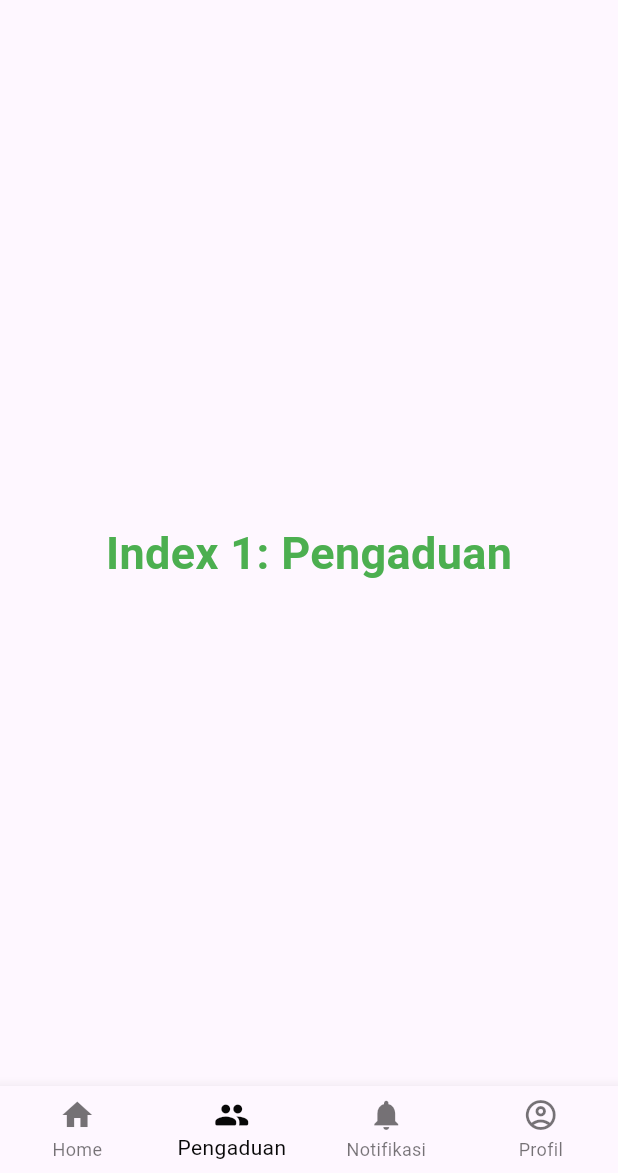
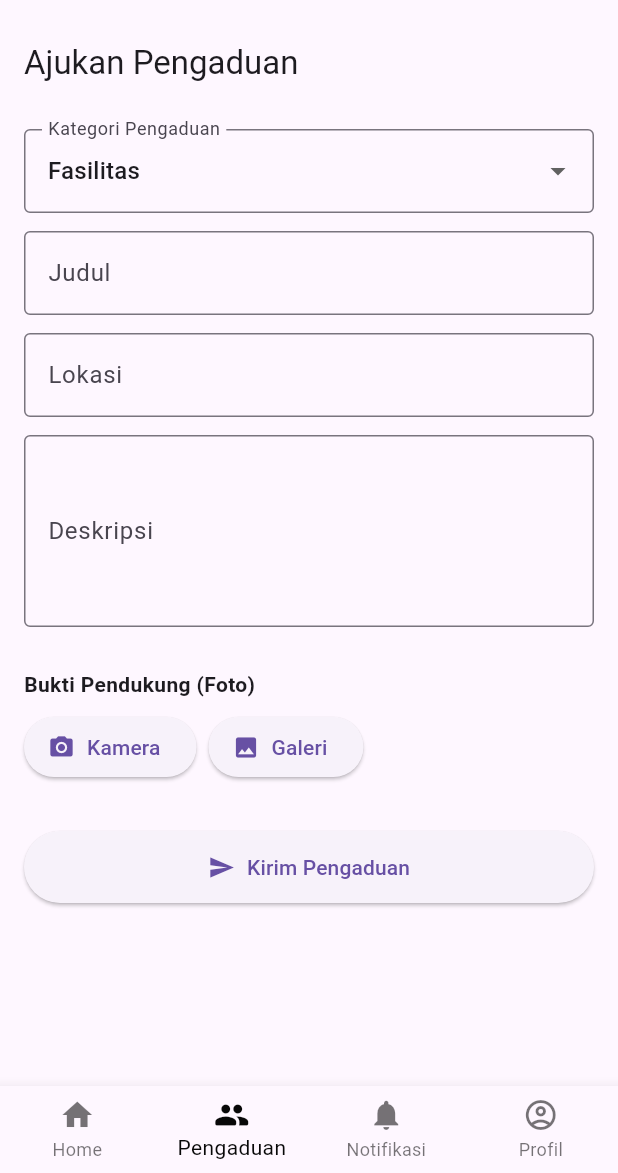
Before and after one commit to mhbb8897/sistem-pengaduan-desa-singarajan, a Flutter app: the screen it shows after launch, item 2 of the bottom bar chosen, on a phone screen of 412 x 824 dp, the part 63-1236 px from its top. Run offline on Flutter 3.47's test engine with Material 3 defaults, Android fonts, the phone set to English and light mode, and no system bars; our stand-ins replace image_picker; network calls fail.

```diff
--- a/lib/data/services/post_service.dart
+++ b/lib/data/services/post_service.dart
@@ -5,7 +5,7 @@ import '../models/post_model.dart';
 class PostService {
   Future<List<PostModel>> fetchPosts() async {
     final response = await http.get(
-      Uri.parse('https://jsonplaceholder.typicode.com/posts'),
+      Uri.parse('https://jsonplaceholder.typicode.com/posts?_limit=4'),
     );
 
     if (response.statusCode == 200) {
--- a/lib/main.dart
+++ b/lib/main.dart
@@ -1,5 +1,6 @@
 import 'package:flutter/material.dart';
 import '../../presentation/pages/home_page.dart';
+import '../../presentation/pages/report_page.dart';
 
 void main() => runApp(BottomNavigationBarExampleApp());
 
@@ -28,12 +29,19 @@ class _BottomNavigationBarExampleState
     fontWeight: FontWeight.bold,
     color: Colors.green,
   );
-  static final List<Widget> _widgetOptions = <Widget>[
-      HomePage(),
-    Text('Index 1: Pengaduan', style: optionStyle),
-    Text('Index 2: Notifikasi', style: optionStyle),
-    Text('Index 3: Profil', style: optionStyle),
-  ];
+
+  late final List<Widget> _widgetOptions;
+
+  @override
+  void initState() {
+    super.initState();
+    _widgetOptions = [
+      const HomePage(),
+      const PengaduanPage(),
+      const Text('Notifikasi'),
+      const Text('Profil'),
+    ];
+  }
 
   void _onItemTapped(int index) {
     setState(() {
@@ -45,15 +53,12 @@ class _BottomNavigationBarExampleState
   Widget build(BuildContext context) {
     return Scaffold(
       appBar: AppBar(title: const Text('Aku Flutter')),
-      body: Center(child: _widgetOptions.elementAt(_selectedIndex)),
+      body: IndexedStack(index: _selectedIndex, children: _widgetOptions),
       bottomNavigationBar: BottomNavigationBar(
         // Configuration bottom bar
         type: BottomNavigationBarType.fixed,
         items: const <BottomNavigationBarItem>[
-          BottomNavigationBarItem(
-            icon: Icon(Icons.home),
-            label: 'Home',
-          ),
+          BottomNavigationBarItem(icon: Icon(Icons.home), label: 'Home'),
           BottomNavigationBarItem(
             icon: Icon(Icons.group_rounded),
             label: 'Pengaduan',
--- /dev/null
+++ b/lib/presentation/pages/report_page.dart
@@ -0,0 +1,167 @@
+import 'dart:io';
+import 'package:flutter/material.dart';
+import 'package:image_picker/image_picker.dart';
+
+class PengaduanPage extends StatefulWidget {
+  const PengaduanPage({super.key});
+
+  @override
+  State<PengaduanPage> createState() => _PengaduanPageState();
+}
+
+class _PengaduanPageState extends State<PengaduanPage> {
+  String _kategori = 'Fasilitas';
+
+  final _judul = TextEditingController();
+  final _lokasi = TextEditingController();
+  final _deskripsi = TextEditingController();
+  final _tambahan1 = TextEditingController();
+  final _tambahan2 = TextEditingController();
+
+  File? _image;
+  final ImagePicker _picker = ImagePicker();
+
+  final kategoriList = [
+    'Fasilitas',
+    'Kinerja Perangkat Desa',
+    'Layanan Publik',
+    'Keluhan Sosial',
+    'Pelanggaran HAM',
+  ];
+
+  Future<void> _pickImage(ImageSource source) async {
+    final XFile? pickedFile =
+        await _picker.pickImage(source: source, imageQuality: 70);
+
+    if (pickedFile != null) {
+      setState(() {
+        _image = File(pickedFile.path);
+      });
+    }
+  }
+
+  @override
+  Widget build(BuildContext context) {
+    return Scaffold(
+      appBar: AppBar(title: const Text('Ajukan Pengaduan')),
+      body: Padding(
+        padding: const EdgeInsets.all(16),
+        child: ListView(
+          children: [
+            _dropdownKategori(),
+            const SizedBox(height: 12),
+            _input('Judul', _judul),
+            _input('Lokasi', _lokasi),
+            _input('Deskripsi', _deskripsi, maxLines: 4),
+
+            if (_kategori == 'Kinerja Perangkat Desa')
+              _input('Nama Perangkat Desa', _tambahan1),
+
+            if (_kategori == 'Layanan Publik')
+              _input('Nama Layanan / Unit', _tambahan1),
+
+            if (_kategori == 'Keluhan Sosial')
+              _input('Pihak yang Terlibat', _tambahan1),
+
+            if (_kategori == 'Pelanggaran HAM') ...[
+              _input('Jenis Pelanggaran', _tambahan1),
+              _input('Pelaku / Terlapor', _tambahan2),
+            ],
+
+            const SizedBox(height: 16),
+
+            // 🔹 UPLOAD IMAGE
+            const Text(
+              'Bukti Pendukung (Foto)',
+              style: TextStyle(fontWeight: FontWeight.bold),
+            ),
+            const SizedBox(height: 8),
+
+            Row(
+              children: [
+                ElevatedButton.icon(
+                  onPressed: () => _pickImage(ImageSource.camera),
+                  icon: const Icon(Icons.camera_alt),
+                  label: const Text('Kamera'),
+                ),
+                const SizedBox(width: 8),
+                ElevatedButton.icon(
+                  onPressed: () => _pickImage(ImageSource.gallery),
+                  icon: const Icon(Icons.image),
+                  label: const Text('Galeri'),
+                ),
+              ],
+            ),
+
+            const SizedBox(height: 12),
+
+            if (_image != null)
+              ClipRRect(
+                borderRadius: BorderRadius.circular(12),
+                child: Image.file(
+                  _image!,
+                  height: 200,
+                  width: double.infinity,
+                  fit: BoxFit.cover,
+                ),
+              ),
+
+            const SizedBox(height: 20),
+
+            // 🔹 SUBMIT
+            ElevatedButton.icon(
+              onPressed: _submit,
+              icon: const Icon(Icons.send),
+              label: const Text('Kirim Pengaduan'),
+              style: ElevatedButton.styleFrom(
+                padding: const EdgeInsets.symmetric(vertical: 14),
+              ),
+            ),
+          ],
+        ),
+      ),
+    );
+  }
+
+  Widget _dropdownKategori() {
+    return DropdownButtonFormField<String>(
+      value: _kategori,
+      items: kategoriList
+          .map((e) => DropdownMenuItem(value: e, child: Text(e)))
+          .toList(),
+      onChanged: (val) => setState(() => _kategori = val!),
+      decoration: const InputDecoration(
+        labelText: 'Kategori Pengaduan',
+        border: OutlineInputBorder(),
+      ),
+    );
+  }
+
+  Widget _input(String label, TextEditingController controller,
+      {int maxLines = 1}) {
+    return Padding(
+      padding: const EdgeInsets.only(bottom: 12),
+      child: TextField(
+        controller: controller,
+        maxLines: maxLines,
+        decoration: InputDecoration(
+          labelText: label,
+          border: const OutlineInputBorder(),
+        ),
+      ),
+    );
+  }
+
+  void _submit() {
+    if (_judul.text.isEmpty || _deskripsi.text.isEmpty) {
+      ScaffoldMessenger.of(context).showSnackBar(
+        const SnackBar(content: Text('Lengkapi data pengaduan')),
+      );
+      return;
+    }
+
+    ScaffoldMessenger.of(context).showSnackBar(
+      const SnackBar(content: Text('Pengaduan berhasil dikirim')),
+    );
+  }
+}
--- a/pubspec.yaml
+++ b/pubspec.yaml
@@ -30,7 +30,9 @@ environment:
 dependencies:
   flutter:
     sdk: flutter
+
   http: ^1.2.0
+  image_picker: ^1.1.0
 
   # The following adds the Cupertino Icons font to your application.
   # Use with the CupertinoIcons class for iOS style icons.
```
Also changed, not shown: lib/presentation/pages/home_page.dart (+43 -10 lines), lib/presentation/widgets/post_card.dart (+67 -0 lines), pubspec.lock, 7 other files.
